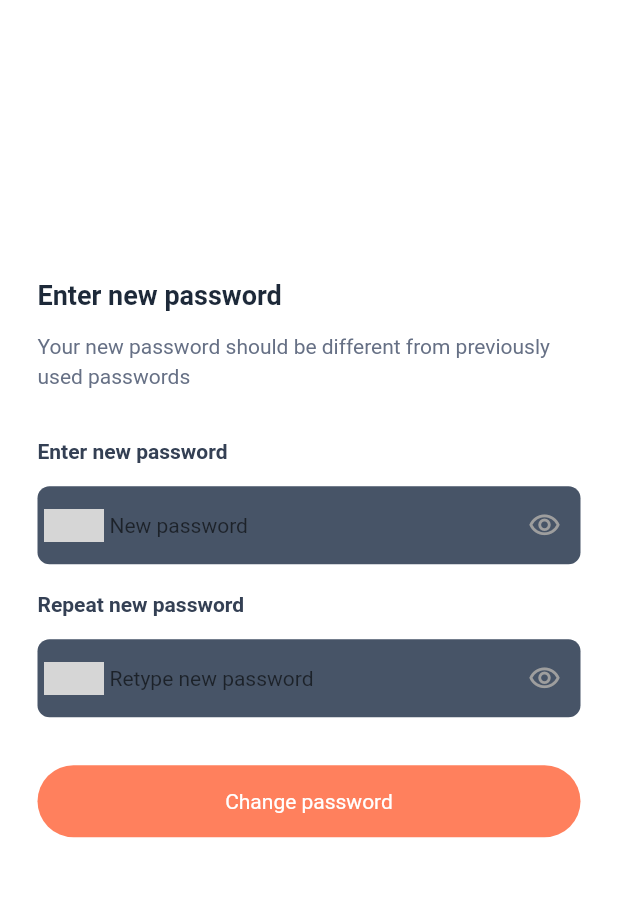
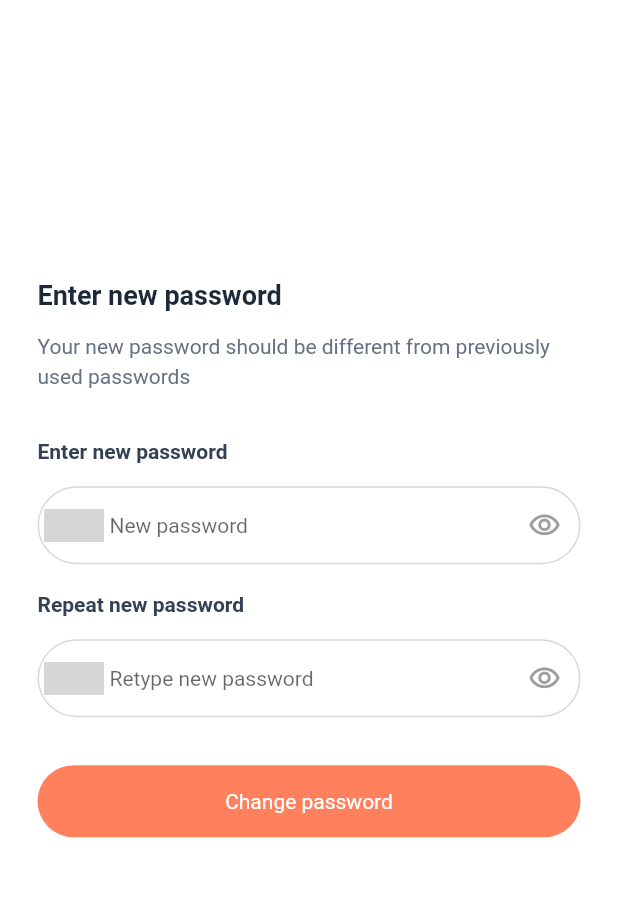
Before and after one commit to parthamjangir2020/Nazmart-mobile-app, a Flutter app: the ResetPasswordPage screen opened directly with empty values, on a phone screen of 412 x 824 dp, the part 56-953 px from its top. Run offline on Flutter 3.47's test engine with Material 2 defaults, Android fonts, the phone set to English and light mode, and no system bars; our stand-ins replace auto_size_text, cached_network_image, connectivity, firebase_auth, flutter_spinkit, flutter_svg and 6 more; missing offline and left inert: flutter_facebook_auth; accounts and stored records are empty; grey boxes are pictures that could not be loaded.

Commit message:
reset password email, otp and enter new password page frontend

```diff
--- a/lib/services/splash_service.dart
+++ b/lib/services/splash_service.dart
@@ -4,6 +4,7 @@ import 'package:flutter/material.dart';
 import 'package:no_name_ecommerce/services/auth_services/google_sign_service.dart';
 import 'package:no_name_ecommerce/services/auth_services/login_service.dart';
 import 'package:no_name_ecommerce/view/auth/login/login.dart';
+import 'package:no_name_ecommerce/view/intro/introduction_page.dart';
 
 import 'package:provider/provider.dart';
 import 'package:shared_preferences/shared_preferences.dart';
@@ -19,7 +20,7 @@ class SplashService {
         Navigator.pushReplacement<void, void>(
           context,
           MaterialPageRoute<void>(
-            builder: (BuildContext context) => const LoginPage(),
+            builder: (BuildContext context) => const IntroductionPage(),
           ),
         );
       });
--- a/lib/view/auth/reset_password/reset_password_page.dart
+++ b/lib/view/auth/reset_password/reset_password_page.dart
@@ -3,7 +3,6 @@ import 'package:no_name_ecommerce/services/auth_services/reset_password_service.
 import 'package:no_name_ecommerce/view/utils/common_helper.dart';
 import 'package:no_name_ecommerce/view/utils/config.dart';
 import 'package:no_name_ecommerce/view/utils/constant_colors.dart';
-import 'package:no_name_ecommerce/view/utils/constant_styles.dart';
 
 import 'package:provider/provider.dart';
 
@@ -83,9 +82,6 @@ class _ResetPasswordPageState extends State<ResetPasswordPage> {
 
                       Container(
                           margin: const EdgeInsets.only(bottom: 19),
-                          decoration: BoxDecoration(
-                              color: ConstantColors().greyFour,
-                              borderRadius: BorderRadius.circular(8)),
                           child: TextFormField(
                             controller: newPasswordController,
                             textInputAction: TextInputAction.next,
@@ -133,18 +129,26 @@ class _ResetPasswordPageState extends State<ResetPasswordPage> {
                                   },
                                 ),
                                 enabledBorder: OutlineInputBorder(
-                                    borderSide: const BorderSide(
-                                        color: Colors.transparent),
-                                    borderRadius: BorderRadius.circular(10)),
+                                    borderSide: BorderSide(
+                                        color: ConstantColors()
+                                            .inputFieldBorderColor),
+                                    borderRadius: BorderRadius.circular(
+                                        globalBorderRadius)),
                                 focusedBorder: OutlineInputBorder(
                                     borderSide: BorderSide(
-                                        color: ConstantColors().primaryColor)),
+                                        color: ConstantColors().primaryColor),
+                                    borderRadius: BorderRadius.circular(
+                                        globalBorderRadius)),
                                 errorBorder: OutlineInputBorder(
+                                    borderRadius: BorderRadius.circular(
+                                        globalBorderRadius),
                                     borderSide: BorderSide(
                                         color: ConstantColors().warningColor)),
                                 focusedErrorBorder: OutlineInputBorder(
                                     borderSide: BorderSide(
-                                        color: ConstantColors().primaryColor)),
+                                        color: ConstantColors().primaryColor),
+                                    borderRadius: BorderRadius.circular(
+                                        globalBorderRadius)),
                                 hintText: 'New password',
                                 contentPadding: const EdgeInsets.symmetric(
                                     horizontal: 8, vertical: 18)),
@@ -155,9 +159,6 @@ class _ResetPasswordPageState extends State<ResetPasswordPage> {
 
                       Container(
                           margin: const EdgeInsets.only(bottom: 19),
-                          decoration: BoxDecoration(
-                              color: ConstantColors().greyFour,
-                              borderRadius: BorderRadius.circular(8)),
                           child: TextFormField(
                             controller: repeatNewPasswordController,
                             textInputAction: TextInputAction.next,
@@ -205,18 +206,26 @@ class _ResetPasswordPageState extends State<ResetPasswordPage> {
                                   },
                                 ),
                                 enabledBorder: OutlineInputBorder(
-                                    borderSide: const BorderSide(
-                                        color: Colors.transparent),
-                                    borderRadius: BorderRadius.circular(9)),
+                                    borderSide: BorderSide(
+                                        color: ConstantColors()
+                                            .inputFieldBorderColor),
+                                    borderRadius: BorderRadius.circular(
+                                        globalBorderRadius)),
                                 focusedBorder: OutlineInputBorder(
                                     borderSide: BorderSide(
-                                        color: ConstantColors().primaryColor)),
+                                        color: ConstantColors().primaryColor),
+                                    borderRadius: BorderRadius.circular(
+                                        globalBorderRadius)),
                                 errorBorder: OutlineInputBorder(
+                                    borderRadius: BorderRadius.circular(
+                                        globalBorderRadius),
                                     borderSide: BorderSide(
                                         color: ConstantColors().warningColor)),
                                 focusedErrorBorder: OutlineInputBorder(
                                     borderSide: BorderSide(
-                                        color: ConstantColors().primaryColor)),
+                                        color: ConstantColors().primaryColor),
+                                    borderRadius: BorderRadius.circular(
+                                        globalBorderRadius)),
                                 hintText: 'Retype new password',
                                 contentPadding: const EdgeInsets.symmetric(
                                     horizontal: 8, vertical: 18)),
```
Also changed, not shown: lib/view/auth/login/login.dart (+7 -8 lines), lib/view/auth/reset_password/reset_pass_email_page.dart (+25 -15 lines), lib/view/auth/signup/pages/signup_phone_pass.dart (+4 -9 lines), lib/view/intro/intro_helper.dart (+6 -6 lines), lib/view/intro/introduction_page.dart (+10 -9 lines), lib/view/utils/custom_input.dart (+8 -6 lines), assets/images/intro1.png (added), assets/images/intro2.png (added), assets/images/intro3.png (added).
